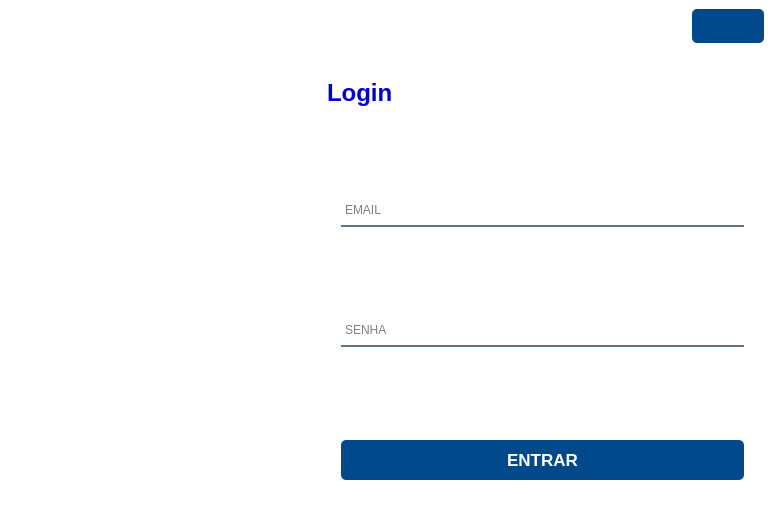
Above: App/view/ui/Login.ui from Senac-SOR-ADS/Mapa-de-Sala before the change. Below: the same form after it.
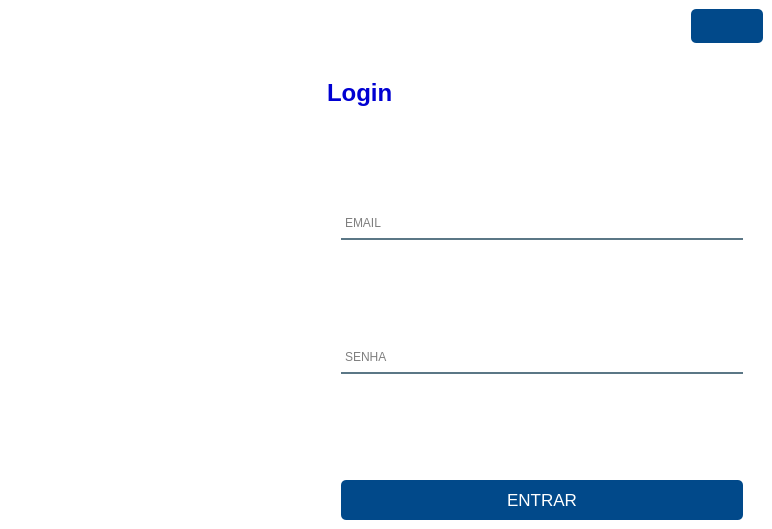
That is the form after the change. Icons and pictures are not drawn.

Commit message: colocando as telas de concuido e erro (#153)

The edit to the form file:
```diff
--- a/App/view/ui/Login.ui
+++ b/App/view/ui/Login.ui
@@ -6,8 +6,8 @@
    <rect>
     <x>0</x>
     <y>0</y>
-    <width>773</width>
-    <height>527</height>
+    <width>772</width>
+    <height>529</height>
    </rect>
   </property>
   <property name="windowTitle">
@@ -135,9 +135,6 @@
    <item>
     <widget class="QWidget" name="principal" native="true">
      <layout class="QHBoxLayout" name="horizontalLayout_2">
-      <property name="spacing">
-       <number>0</number>
-      </property>
       <property name="leftMargin">
        <number>0</number>
       </property>
@@ -152,24 +149,30 @@
       </property>
       <item>
        <widget class="QWidget" name="imgLogin" native="true">
-        <layout class="QVBoxLayout" name="verticalLayout">
+        <property name="minimumSize">
+         <size>
+          <width>294</width>
+          <height>0</height>
+         </size>
+        </property>
+        <layout class="QVBoxLayout" name="verticalLayout_2">
          <property name="spacing">
           <number>0</number>
          </property>
          <property name="leftMargin">
-          <number>0</number>
+          <number>12</number>
          </property>
          <property name="topMargin">
           <number>0</number>
          </property>
          <property name="rightMargin">
-          <number>0</number>
+          <number>5</number>
          </property>
          <property name="bottomMargin">
           <number>0</number>
          </property>
          <item>
-          <spacer name="verticalSpacer_2">
+          <spacer name="verticalSpacer_4">
            <property name="orientation">
             <enum>Qt::Vertical</enum>
            </property>
@@ -203,14 +206,11 @@
            </property>
           </widget>
          </item>
-         <item>
+         <item alignment="Qt::AlignRight|Qt::AlignTop">
           <widget class="QLabel" name="senac">
            <property name="font">
             <font>
-             <family>Yu Gothic UI Semibold</family>
              <pointsize>57</pointsize>
-             <weight>75</weight>
-             <bold>true</bold>
             </font>
            </property>
            <property name="text">
@@ -221,14 +221,11 @@
            </property>
           </widget>
          </item>
-         <item>
+         <item alignment="Qt::AlignRight|Qt::AlignTop">
           <widget class="QLabel" name="mapaLabel">
            <property name="font">
             <font>
-             <family>Yu Gothic UI Semibold</family>
              <pointsize>14</pointsize>
-             <weight>75</weight>
-             <bold>true</bold>
             </font>
            </property>
            <property name="text">
@@ -240,7 +237,7 @@
           </widget>
          </item>
          <item>
-          <spacer name="verticalSpacer">
+          <spacer name="verticalSpacer_5">
            <property name="orientation">
             <enum>Qt::Vertical</enum>
            </property>
@@ -257,33 +254,12 @@
       </item>
       <item>
        <widget class="QWidget" name="loginTela" native="true">
-        <layout class="QVBoxLayout" name="verticalLayout_2">
-         <property name="spacing">
-          <number>0</number>
-         </property>
-         <property name="leftMargin">
-          <number>11</number>
-         </property>
-         <property name="topMargin">
-          <number>0</number>
-         </property>
-         <property name="rightMargin">
-          <number>0</number>
-         </property>
-         <property name="bottomMargin">
-          <number>0</number>
-         </property>
-         <item>
-          <widget class="QWidget" name="widget_2" native="true">
-           <layout class="QVBoxLayout" name="verticalLayout_4">
+        <layout class="QVBoxLayout" name="verticalLayout">
             <item alignment="Qt::AlignRight">
              <widget class="QPushButton" name="btnMenuBar">
               <property name="cursor">
                <cursorShape>PointingHandCursor</cursorShape>
               </property>
-              <property name="styleSheet">
-               <string notr="true"/>
-              </property>
               <property name="text">
                <string/>
               </property>
@@ -328,22 +304,13 @@
             </item>
             <item>
              <widget class="QLineEdit" name="inputEmail">
-              <property name="maximumSize">
-               <size>
-                <width>16777215</width>
-                <height>16777215</height>
-               </size>
-              </property>
               <property name="font">
                <font>
                 <pointsize>9</pointsize>
                </font>
               </property>
-              <property name="styleSheet">
-               <string notr="true"/>
-              </property>
-              <property name="echoMode">
-               <enum>QLineEdit::Normal</enum>
+           <property name="dragEnabled">
+            <bool>true</bool>
               </property>
               <property name="placeholderText">
                <string>EMAIL</string>
@@ -351,7 +318,7 @@
              </widget>
             </item>
             <item>
-             <spacer name="verticalSpacer_4">
+          <spacer name="verticalSpacer_2">
               <property name="orientation">
                <enum>Qt::Vertical</enum>
               </property>
@@ -365,20 +332,11 @@
             </item>
             <item>
              <widget class="QLineEdit" name="inputSenha">
-              <property name="maximumSize">
-               <size>
-                <width>16777215</width>
-                <height>16777215</height>
-               </size>
-              </property>
               <property name="font">
                <font>
                 <pointsize>9</pointsize>
                </font>
               </property>
-              <property name="styleSheet">
-               <string notr="true"/>
-              </property>
               <property name="echoMode">
                <enum>QLineEdit::Password</enum>
               </property>
@@ -388,7 +346,7 @@
              </widget>
             </item>
             <item>
-             <spacer name="verticalSpacer_5">
+          <spacer name="verticalSpacer">
               <property name="orientation">
                <enum>Qt::Vertical</enum>
               </property>
@@ -405,8 +363,6 @@
               <property name="font">
                <font>
                 <pointsize>13</pointsize>
-                <weight>75</weight>
-                <bold>true</bold>
                </font>
               </property>
               <property name="cursor">
@@ -415,42 +371,9 @@
               <property name="text">
                <string>ENTRAR</string>
               </property>
-             </widget>
-            </item>
-           </layout>
-          </widget>
-         </item>
-         <item>
-          <widget class="QWidget" name="widget" native="true">
-           <layout class="QVBoxLayout" name="verticalLayout_3">
-            <item>
-             <widget class="QLabel" name="respostasErros">
-              <property name="enabled">
-               <bool>true</bool>
-              </property>
-              <property name="minimumSize">
-               <size>
-                <width>121</width>
-                <height>20</height>
-               </size>
-              </property>
-              <property name="font">
-               <font>
-                <pointsize>10</pointsize>
-               </font>
-              </property>
-              <property name="layoutDirection">
-               <enum>Qt::LeftToRight</enum>
-              </property>
-              <property name="text">
-               <string/>
-              </property>
-              <property name="alignment">
-               <set>Qt::AlignCenter</set>
-              </property>
-             </widget>
-            </item>
-           </layout>
+           <property name="shortcut">
+            <string>Return</string>
+           </property>
           </widget>
          </item>
         </layout>
```
Left out of the diff: 16 changed lines with no effect on the pictures. Lines whose indentation alone changed are shown as unchanged. The commit also changes 12 other files.
